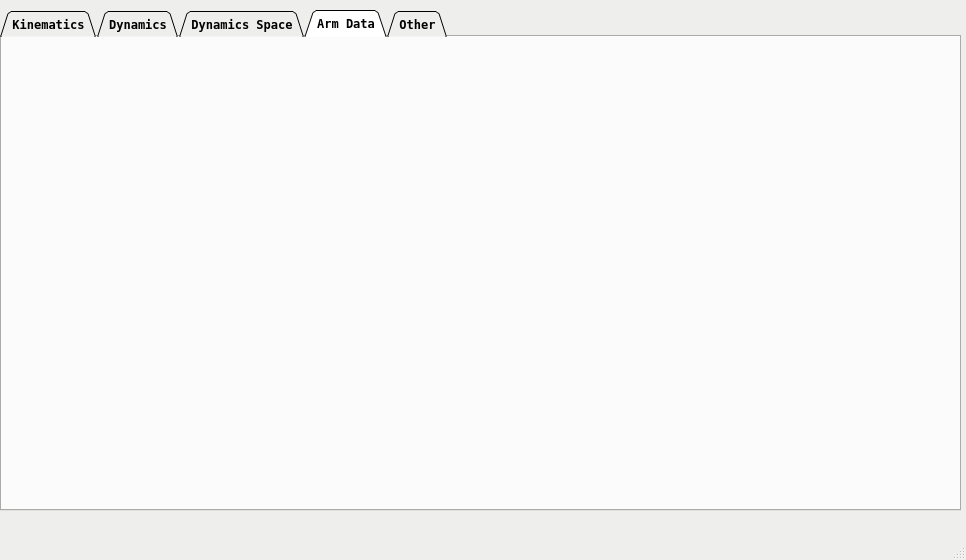
Qt form interface_control/scripts/main.ui (SamKaiYang/Optimization-of-robotic-arm-design) before a commit.
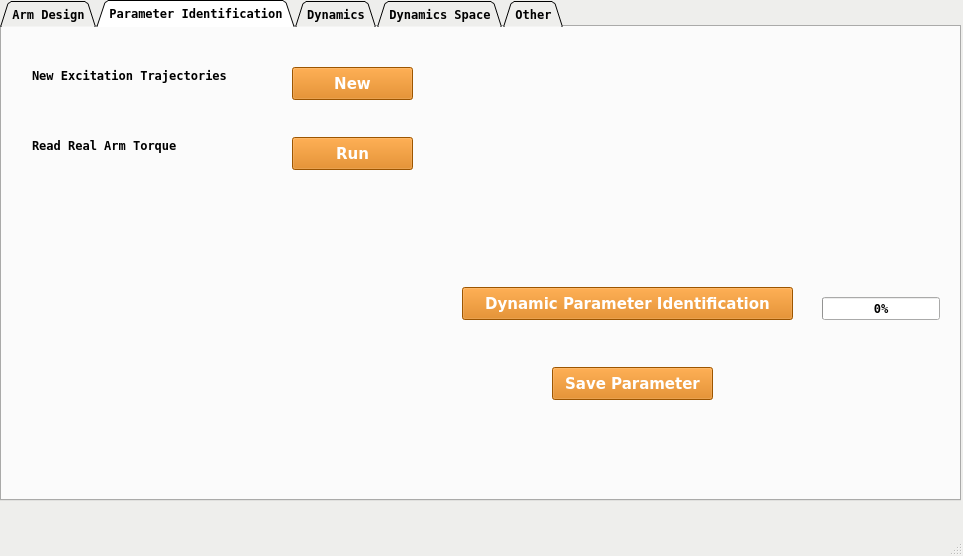
The same form after that commit. The open tabs and pages were chosen to show the change. Icons and pictures are not drawn.

Commit message: urdf data for robot & GUI

Diff of the .ui file:
```diff
--- a/interface_control/scripts/main.ui
+++ b/interface_control/scripts/main.ui
@@ -6,8 +6,8 @@
    <rect>
     <x>0</x>
     <y>0</y>
-    <width>966</width>
-    <height>560</height>
+    <width>963</width>
+    <height>556</height>
    </rect>
   </property>
   <property name="palette">
@@ -94,7 +94,7 @@
     <property name="geometry">
      <rect>
       <x>0</x>
-      <y>10</y>
+      <y>0</y>
       <width>961</width>
       <height>501</height>
      </rect>
@@ -117,7 +117,7 @@
     </property>
     <widget class="QWidget" name="tab_arm">
      <attribute name="title">
-      <string>Kinematics</string>
+      <string>Arm Design</string>
      </attribute>
      <widget class="QLineEdit" name="lineEdit_ip_2">
       <property name="geometry">
@@ -142,7 +142,835 @@
        </rect>
       </property>
       <property name="text">
-       <string>0</string>
+       <string>Design</string>
+      </property>
+     </widget>
+    </widget>
+    <widget class="QWidget" name="tab">
+     <attribute name="title">
+      <string>Parameter Identification</string>
+     </attribute>
+     <widget class="QPushButton" name="btn_dynamics_real_torq">
+      <property name="geometry">
+       <rect>
+        <x>290</x>
+        <y>110</y>
+        <width>121</width>
+        <height>33</height>
+       </rect>
+      </property>
+      <property name="palette">
+       <palette>
+        <active>
+         <colorrole role="WindowText">
+          <brush brushstyle="SolidPattern">
+           <color alpha="255">
+            <red>255</red>
+            <green>255</green>
+            <blue>255</blue>
+           </color>
+          </brush>
+         </colorrole>
+         <colorrole role="Button">
+          <brush brushstyle="SolidPattern">
+           <color alpha="255">
+            <red>218</red>
+            <green>119</green>
+            <blue>0</blue>
+           </color>
+          </brush>
+         </colorrole>
+         <colorrole role="Text">
+          <brush brushstyle="SolidPattern">
+           <color alpha="255">
+            <red>255</red>
+            <green>255</green>
+            <blue>255</blue>
+           </color>
+          </brush>
+         </colorrole>
+         <colorrole role="ButtonText">
+          <brush brushstyle="SolidPattern">
+           <color alpha="255">
+            <red>255</red>
+            <green>255</green>
+            <blue>255</blue>
+           </color>
+          </brush>
+         </colorrole>
+         <colorrole role="Base">
+          <brush brushstyle="SolidPattern">
+           <color alpha="255">
+            <red>218</red>
+            <green>119</green>
+            <blue>0</blue>
+           </color>
+          </brush>
+         </colorrole>
+         <colorrole role="Window">
+          <brush brushstyle="SolidPattern">
+           <color alpha="255">
+            <red>218</red>
+            <green>119</green>
+            <blue>0</blue>
+           </color>
+          </brush>
+         </colorrole>
+        </active>
+        <inactive>
+         <colorrole role="WindowText">
+          <brush brushstyle="SolidPattern">
+           <color alpha="255">
+            <red>255</red>
+            <green>255</green>
+            <blue>255</blue>
+           </color>
+          </brush>
+         </colorrole>
+         <colorrole role="Button">
+          <brush brushstyle="SolidPattern">
+           <color alpha="255">
+            <red>218</red>
+            <green>119</green>
+            <blue>0</blue>
+           </color>
+          </brush>
+         </colorrole>
+         <colorrole role="Text">
+          <brush brushstyle="SolidPattern">
+           <color alpha="255">
+            <red>255</red>
+            <green>255</green>
+            <blue>255</blue>
+           </color>
+          </brush>
+         </colorrole>
+         <colorrole role="ButtonText">
+          <brush brushstyle="SolidPattern">
+           <color alpha="255">
+            <red>255</red>
+            <green>255</green>
+            <blue>255</blue>
+           </color>
+          </brush>
+         </colorrole>
+         <colorrole role="Base">
+          <brush brushstyle="SolidPattern">
+           <color alpha="255">
+            <red>218</red>
+            <green>119</green>
+            <blue>0</blue>
+           </color>
+          </brush>
+         </colorrole>
+         <colorrole role="Window">
+          <brush brushstyle="SolidPattern">
+           <color alpha="255">
+            <red>218</red>
+            <green>119</green>
+            <blue>0</blue>
+           </color>
+          </brush>
+         </colorrole>
+        </inactive>
+        <disabled>
+         <colorrole role="WindowText">
+          <brush brushstyle="SolidPattern">
+           <color alpha="255">
+            <red>255</red>
+            <green>255</green>
+            <blue>255</blue>
+           </color>
+          </brush>
+         </colorrole>
+         <colorrole role="Button">
+          <brush brushstyle="SolidPattern">
+           <color alpha="255">
+            <red>218</red>
+            <green>119</green>
+            <blue>0</blue>
+           </color>
+          </brush>
+         </colorrole>
+         <colorrole role="Text">
+          <brush brushstyle="SolidPattern">
+           <color alpha="255">
+            <red>255</red>
+            <green>255</green>
+            <blue>255</blue>
+           </color>
+          </brush>
+         </colorrole>
+         <colorrole role="ButtonText">
+          <brush brushstyle="SolidPattern">
+           <color alpha="255">
+            <red>255</red>
+            <green>255</green>
+            <blue>255</blue>
+           </color>
+          </brush>
+         </colorrole>
+         <colorrole role="Base">
+          <brush brushstyle="SolidPattern">
+           <color alpha="255">
+            <red>218</red>
+            <green>119</green>
+            <blue>0</blue>
+           </color>
+          </brush>
+         </colorrole>
+         <colorrole role="Window">
+          <brush brushstyle="SolidPattern">
+           <color alpha="255">
+            <red>218</red>
+            <green>119</green>
+            <blue>0</blue>
+           </color>
+          </brush>
+         </colorrole>
+        </disabled>
+       </palette>
+      </property>
+      <property name="font">
+       <font>
+        <family>Bitstream Vera Sans</family>
+        <pointsize>11</pointsize>
+        <weight>75</weight>
+        <bold>true</bold>
+       </font>
+      </property>
+      <property name="styleSheet">
+       <string notr="true">background-color:#da7700;color:white;border-color: black;</string>
+      </property>
+      <property name="text">
+       <string>Run</string>
+      </property>
+     </widget>
+     <widget class="QLabel" name="label_20">
+      <property name="geometry">
+       <rect>
+        <x>30</x>
+        <y>110</y>
+        <width>241</width>
+        <height>17</height>
+       </rect>
+      </property>
+      <property name="text">
+       <string>Read Real Arm Torque</string>
+      </property>
+     </widget>
+     <widget class="QPushButton" name="btn_dynamics_para_ident">
+      <property name="geometry">
+       <rect>
+        <x>460</x>
+        <y>260</y>
+        <width>331</width>
+        <height>33</height>
+       </rect>
+      </property>
+      <property name="palette">
+       <palette>
+        <active>
+         <colorrole role="WindowText">
+          <brush brushstyle="SolidPattern">
+           <color alpha="255">
+            <red>255</red>
+            <green>255</green>
+            <blue>255</blue>
+           </color>
+          </brush>
+         </colorrole>
+         <colorrole role="Button">
+          <brush brushstyle="SolidPattern">
+           <color alpha="255">
+            <red>218</red>
+            <green>119</green>
+            <blue>0</blue>
+           </color>
+          </brush>
+         </colorrole>
+         <colorrole role="Text">
+          <brush brushstyle="SolidPattern">
+           <color alpha="255">
+            <red>255</red>
+            <green>255</green>
+            <blue>255</blue>
+           </color>
+          </brush>
+         </colorrole>
+         <colorrole role="ButtonText">
+          <brush brushstyle="SolidPattern">
+           <color alpha="255">
+            <red>255</red>
+            <green>255</green>
+            <blue>255</blue>
+           </color>
+          </brush>
+         </colorrole>
+         <colorrole role="Base">
+          <brush brushstyle="SolidPattern">
+           <color alpha="255">
+            <red>218</red>
+            <green>119</green>
+            <blue>0</blue>
+           </color>
+          </brush>
+         </colorrole>
+         <colorrole role="Window">
+          <brush brushstyle="SolidPattern">
+           <color alpha="255">
+            <red>218</red>
+            <green>119</green>
+            <blue>0</blue>
+           </color>
+          </brush>
+         </colorrole>
+        </active>
+        <inactive>
+         <colorrole role="WindowText">
+          <brush brushstyle="SolidPattern">
+           <color alpha="255">
+            <red>255</red>
+            <green>255</green>
+            <blue>255</blue>
+           </color>
+          </brush>
+         </colorrole>
+         <colorrole role="Button">
+          <brush brushstyle="SolidPattern">
+           <color alpha="255">
+            <red>218</red>
+            <green>119</green>
+            <blue>0</blue>
+           </color>
+          </brush>
+         </colorrole>
+         <colorrole role="Text">
+          <brush brushstyle="SolidPattern">
+           <color alpha="255">
+            <red>255</red>
+            <green>255</green>
+            <blue>255</blue>
+           </color>
+          </brush>
+         </colorrole>
+         <colorrole role="ButtonText">
+          <brush brushstyle="SolidPattern">
+           <color alpha="255">
+            <red>255</red>
+            <green>255</green>
+            <blue>255</blue>
+           </color>
+          </brush>
+         </colorrole>
+         <colorrole role="Base">
+          <brush brushstyle="SolidPattern">
+           <color alpha="255">
+            <red>218</red>
+            <green>119</green>
+            <blue>0</blue>
+           </color>
+          </brush>
+         </colorrole>
+         <colorrole role="Window">
+          <brush brushstyle="SolidPattern">
+           <color alpha="255">
+            <red>218</red>
+            <green>119</green>
+            <blue>0</blue>
+           </color>
+          </brush>
+         </colorrole>
+        </inactive>
+        <disabled>
+         <colorrole role="WindowText">
+          <brush brushstyle="SolidPattern">
+           <color alpha="255">
+            <red>255</red>
+            <green>255</green>
+            <blue>255</blue>
+           </color>
+          </brush>
+         </colorrole>
+         <colorrole role="Button">
+          <brush brushstyle="SolidPattern">
+           <color alpha="255">
+            <red>218</red>
+            <green>119</green>
+            <blue>0</blue>
+           </color>
+          </brush>
+         </colorrole>
+         <colorrole role="Text">
+          <brush brushstyle="SolidPattern">
+           <color alpha="255">
+            <red>255</red>
+            <green>255</green>
+            <blue>255</blue>
+           </color>
+          </brush>
+         </colorrole>
+         <colorrole role="ButtonText">
+          <brush brushstyle="SolidPattern">
+           <color alpha="255">
+            <red>255</red>
+            <green>255</green>
+            <blue>255</blue>
+           </color>
+          </brush>
+         </colorrole>
+         <colorrole role="Base">
+          <brush brushstyle="SolidPattern">
+           <color alpha="255">
+            <red>218</red>
+            <green>119</green>
+            <blue>0</blue>
+           </color>
+          </brush>
+         </colorrole>
+         <colorrole role="Window">
+          <brush brushstyle="SolidPattern">
+           <color alpha="255">
+            <red>218</red>
+            <green>119</green>
+            <blue>0</blue>
+           </color>
+          </brush>
+         </colorrole>
+        </disabled>
+       </palette>
+      </property>
+      <property name="font">
+       <font>
+        <family>Bitstream Vera Sans</family>
+        <pointsize>11</pointsize>
+        <weight>75</weight>
+        <bold>true</bold>
+       </font>
+      </property>
+      <property name="styleSheet">
+       <string notr="true">background-color:#da7700;color:white;border-color: black;</string>
+      </property>
+      <property name="text">
+       <string>Dynamic Parameter Identification</string>
+      </property>
+     </widget>
+     <widget class="QPushButton" name="btn_dynamics_save_para">
+      <property name="geometry">
+       <rect>
+        <x>550</x>
+        <y>340</y>
+        <width>161</width>
+        <height>33</height>
+       </rect>
+      </property>
+      <property name="palette">
+       <palette>
+        <active>
+         <colorrole role="WindowText">
+          <brush brushstyle="SolidPattern">
+           <color alpha="255">
+            <red>255</red>
+            <green>255</green>
+            <blue>255</blue>
+           </color>
+          </brush>
+         </colorrole>
+         <colorrole role="Button">
+          <brush brushstyle="SolidPattern">
+           <color alpha="255">
+            <red>218</red>
+            <green>119</green>
+            <blue>0</blue>
+           </color>
+          </brush>
+         </colorrole>
+         <colorrole role="Text">
+          <brush brushstyle="SolidPattern">
+           <color alpha="255">
+            <red>255</red>
+            <green>255</green>
+            <blue>255</blue>
+           </color>
+          </brush>
+         </colorrole>
+         <colorrole role="ButtonText">
+          <brush brushstyle="SolidPattern">
+           <color alpha="255">
+            <red>255</red>
+            <green>255</green>
+            <blue>255</blue>
+           </color>
+          </brush>
+         </colorrole>
+         <colorrole role="Base">
+          <brush brushstyle="SolidPattern">
+           <color alpha="255">
+            <red>218</red>
+            <green>119</green>
+            <blue>0</blue>
+           </color>
+          </brush>
+         </colorrole>
+         <colorrole role="Window">
+          <brush brushstyle="SolidPattern">
+           <color alpha="255">
+            <red>218</red>
+            <green>119</green>
+            <blue>0</blue>
+           </color>
+          </brush>
+         </colorrole>
+        </active>
+        <inactive>
+         <colorrole role="WindowText">
+          <brush brushstyle="SolidPattern">
+           <color alpha="255">
+            <red>255</red>
+            <green>255</green>
+            <blue>255</blue>
+           </color>
+          </brush>
+         </colorrole>
+         <colorrole role="Button">
+          <brush brushstyle="SolidPattern">
+           <color alpha="255">
+            <red>218</red>
+            <green>119</green>
+            <blue>0</blue>
+           </color>
+          </brush>
+         </colorrole>
+         <colorrole role="Text">
+          <brush brushstyle="SolidPattern">
+           <color alpha="255">
+            <red>255</red>
+            <green>255</green>
+            <blue>255</blue>
+           </color>
+          </brush>
+         </colorrole>
+         <colorrole role="ButtonText">
+          <brush brushstyle="SolidPattern">
+           <color alpha="255">
+            <red>255</red>
+            <green>255</green>
+            <blue>255</blue>
+           </color>
+          </brush>
+         </colorrole>
+         <colorrole role="Base">
+          <brush brushstyle="SolidPattern">
+           <color alpha="255">
+            <red>218</red>
+            <green>119</green>
+            <blue>0</blue>
+           </color>
+          </brush>
+         </colorrole>
+         <colorrole role="Window">
+          <brush brushstyle="SolidPattern">
+           <color alpha="255">
+            <red>218</red>
+            <green>119</green>
+            <blue>0</blue>
+           </color>
+          </brush>
+         </colorrole>
+        </inactive>
+        <disabled>
+         <colorrole role="WindowText">
+          <brush brushstyle="SolidPattern">
+           <color alpha="255">
+            <red>255</red>
+            <green>255</green>
+            <blue>255</blue>
+           </color>
+          </brush>
+         </colorrole>
+         <colorrole role="Button">
+          <brush brushstyle="SolidPattern">
+           <color alpha="255">
+            <red>218</red>
+            <green>119</green>
+            <blue>0</blue>
+           </color>
+          </brush>
+         </colorrole>
+         <colorrole role="Text">
+          <brush brushstyle="SolidPattern">
+           <color alpha="255">
+            <red>255</red>
+            <green>255</green>
+            <blue>255</blue>
+           </color>
+          </brush>
+         </colorrole>
+         <colorrole role="ButtonText">
+          <brush brushstyle="SolidPattern">
+           <color alpha="255">
+            <red>255</red>
+            <green>255</green>
+            <blue>255</blue>
+           </color>
+          </brush>
+         </colorrole>
+         <colorrole role="Base">
+          <brush brushstyle="SolidPattern">
+           <color alpha="255">
+            <red>218</red>
+            <green>119</green>
+            <blue>0</blue>
+           </color>
+          </brush>
+         </colorrole>
+         <colorrole role="Window">
+          <brush brushstyle="SolidPattern">
+           <color alpha="255">
+            <red>218</red>
+            <green>119</green>
+            <blue>0</blue>
+           </color>
+          </brush>
+         </colorrole>
+        </disabled>
+       </palette>
+      </property>
+      <property name="font">
+       <font>
+        <family>Bitstream Vera Sans</family>
+        <pointsize>11</pointsize>
+        <weight>75</weight>
+        <bold>true</bold>
+       </font>
+      </property>
+      <property name="styleSheet">
+       <string notr="true">background-color:#da7700;color:white;border-color: black;</string>
+      </property>
+      <property name="text">
+       <string>Save Parameter</string>
+      </property>
+     </widget>
+     <widget class="QProgressBar" name="progressBar_dynParaIdent">
+      <property name="geometry">
+       <rect>
+        <x>820</x>
+        <y>270</y>
+        <width>118</width>
+        <height>23</height>
+       </rect>
+      </property>
+      <property name="value">
+       <number>0</number>
+      </property>
+     </widget>
+     <widget class="QLabel" name="label_21">
+      <property name="geometry">
+       <rect>
+        <x>30</x>
+        <y>40</y>
+        <width>251</width>
+        <height>17</height>
+       </rect>
+      </property>
+      <property name="text">
+       <string>New Excitation Trajectories</string>
+      </property>
+     </widget>
+     <widget class="QPushButton" name="btn_dynamics_new_traj">
+      <property name="geometry">
+       <rect>
+        <x>290</x>
+        <y>40</y>
+        <width>121</width>
+        <height>33</height>
+       </rect>
+      </property>
+      <property name="palette">
+       <palette>
+        <active>
+         <colorrole role="WindowText">
+          <brush brushstyle="SolidPattern">
+           <color alpha="255">
+            <red>255</red>
+            <green>255</green>
+            <blue>255</blue>
+           </color>
+          </brush>
+         </colorrole>
+         <colorrole role="Button">
+          <brush brushstyle="SolidPattern">
+           <color alpha="255">
+            <red>218</red>
+            <green>119</green>
+            <blue>0</blue>
+           </color>
+          </brush>
+         </colorrole>
+         <colorrole role="Text">
+          <brush brushstyle="SolidPattern">
+           <color alpha="255">
+            <red>255</red>
+            <green>255</green>
+            <blue>255</blue>
+           </color>
+          </brush>
+         </colorrole>
+         <colorrole role="ButtonText">
+          <brush brushstyle="SolidPattern">
+           <color alpha="255">
+            <red>255</red>
+            <green>255</green>
+            <blue>255</blue>
+           </color>
+          </brush>
+         </colorrole>
+         <colorrole role="Base">
+          <brush brushstyle="SolidPattern">
+           <color alpha="255">
+            <red>218</red>
+            <green>119</green>
+            <blue>0</blue>
+           </color>
+          </brush>
+         </colorrole>
+         <colorrole role="Window">
+          <brush brushstyle="SolidPattern">
+           <color alpha="255">
+            <red>218</red>
+            <green>119</green>
+            <blue>0</blue>
+           </color>
+          </brush>
+         </colorrole>
+        </active>
+        <inactive>
+         <colorrole role="WindowText">
+          <brush brushstyle="SolidPattern">
+           <color alpha="255">
+            <red>255</red>
+            <green>255</green>
+            <blue>255</blue>
+           </color>
+          </brush>
+         </colorrole>
+         <colorrole role="Button">
+          <brush brushstyle="SolidPattern">
+           <color alpha="255">
+            <red>218</red>
+            <green>119</green>
+            <blue>0</blue>
+           </color>
+          </brush>
+         </colorrole>
+         <colorrole role="Text">
+          <brush brushstyle="SolidPattern">
+           <color alpha="255">
+            <red>255</red>
+            <green>255</green>
+            <blue>255</blue>
+           </color>
+          </brush>
+         </colorrole>
+         <colorrole role="ButtonText">
+          <brush brushstyle="SolidPattern">
+           <color alpha="255">
+            <red>255</red>
+            <green>255</green>
+            <blue>255</blue>
+           </color>
+          </brush>
+         </colorrole>
+         <colorrole role="Base">
+          <brush brushstyle="SolidPattern">
+           <color alpha="255">
+            <red>218</red>
+            <green>119</green>
+            <blue>0</blue>
+           </color>
+          </brush>
+         </colorrole>
+         <colorrole role="Window">
+          <brush brushstyle="SolidPattern">
+           <color alpha="255">
+            <red>218</red>
+            <green>119</green>
+            <blue>0</blue>
+           </color>
+          </brush>
+         </colorrole>
+        </inactive>
+        <disabled>
+         <colorrole role="WindowText">
+          <brush brushstyle="SolidPattern">
+           <color alpha="255">
+            <red>255</red>
+            <green>255</green>
+            <blue>255</blue>
+           </color>
+          </brush>
+         </colorrole>
+         <colorrole role="Button">
+          <brush brushstyle="SolidPattern">
+           <color alpha="255">
+            <red>218</red>
+            <green>119</green>
+            <blue>0</blue>
+           </color>
+          </brush>
+         </colorrole>
+         <colorrole role="Text">
+          <brush brushstyle="SolidPattern">
+           <color alpha="255">
+            <red>255</red>
+            <green>255</green>
+            <blue>255</blue>
+           </color>
+          </brush>
+         </colorrole>
+         <colorrole role="ButtonText">
+          <brush brushstyle="SolidPattern">
+           <color alpha="255">
+            <red>255</red>
+            <green>255</green>
+            <blue>255</blue>
+           </color>
+          </brush>
+         </colorrole>
+         <colorrole role="Base">
+          <brush brushstyle="SolidPattern">
+           <color alpha="255">
+            <red>218</red>
+            <green>119</green>
+            <blue>0</blue>
+           </color>
+          </brush>
+         </colorrole>
+         <colorrole role="Window">
+          <brush brushstyle="SolidPattern">
+           <color alpha="255">
+            <red>218</red>
+            <green>119</green>
+            <blue>0</blue>
+           </color>
+          </brush>
+         </colorrole>
+        </disabled>
+       </palette>
+      </property>
+      <property name="font">
+       <font>
+        <family>Bitstream Vera Sans</family>
+        <pointsize>11</pointsize>
+        <weight>75</weight>
+        <bold>true</bold>
+       </font>
+      </property>
+      <property name="styleSheet">
+       <string notr="true">background-color:#da7700;color:white;border-color: black;</string>
+      </property>
+      <property name="text">
+       <string>New</string>
       </property>
      </widget>
     </widget>
@@ -2028,11 +2856,19 @@
        </rect>
       </property>
      </widget>
-    </widget>
-    <widget class="QWidget" name="tab">
-     <attribute name="title">
-      <string>Arm Data</string>
-     </attribute>
+     <widget class="QProgressBar" name="progressBar_dynamics_space">
+      <property name="geometry">
+       <rect>
+        <x>810</x>
+        <y>420</y>
+        <width>118</width>
+        <height>23</height>
+       </rect>
+      </property>
+      <property name="value">
+       <number>0</number>
+      </property>
+     </widget>
     </widget>
     <widget class="QWidget" name="tab_other">
      <attribute name="title">
```
Left out of the diff: 321 changed lines with no effect on the pictures. The commit also changes 24 other files.
